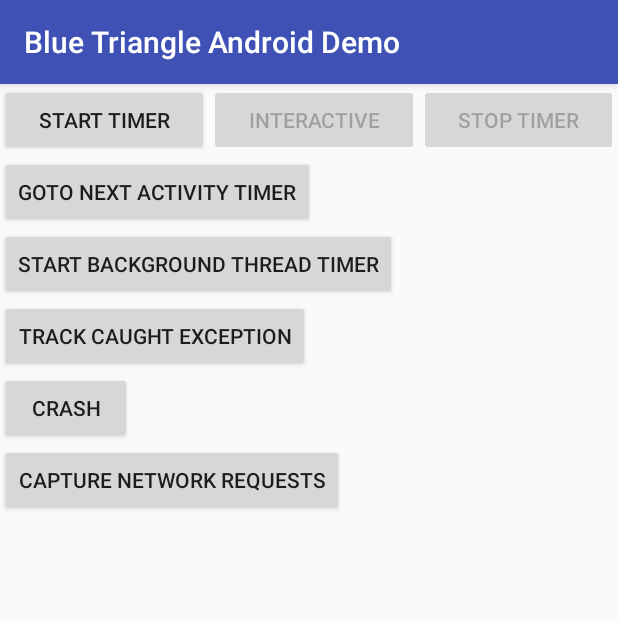
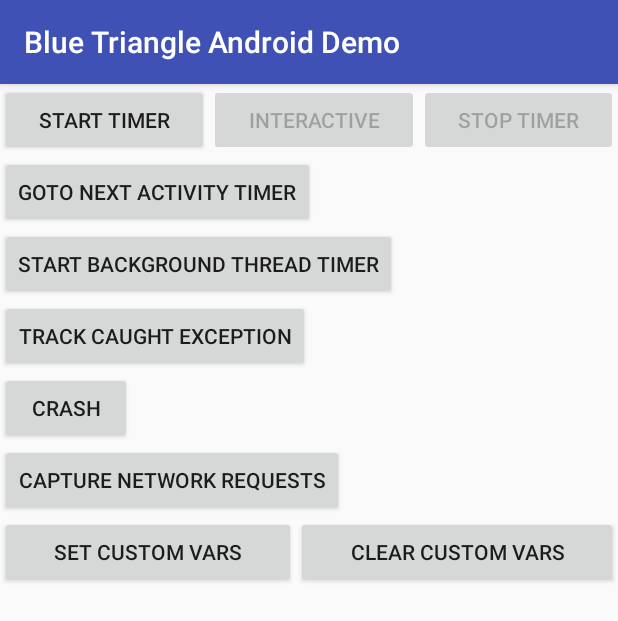
Before and after one commit to blue-triangle-tech/btt-android-sdk, an Android app: the screen it shows after launch (MainActivity), on a phone screen of 412 x 824 dp. Shown: the top 621 px of the screen. Run offline under Robolectric (Android 15) with nearby library versions, the phone set to English and light mode, and no system bars; our stand-ins replace ButterKnife.

Commit message:
add custom var test buttons to test app

```diff
--- a/app/src/main/res/layout/activity_main.xml
+++ b/app/src/main/res/layout/activity_main.xml
@@ -64,4 +64,26 @@
         android:layout_height="wrap_content"
         android:text="Capture Network Requests" />
 
+    <LinearLayout
+        android:layout_width="match_parent"
+        android:layout_height="wrap_content"
+        android:orientation="horizontal"
+        >
+
+        <Button
+            android:id="@+id/button_set_custom_vars"
+            android:layout_width="wrap_content"
+            android:layout_height="wrap_content"
+            android:layout_weight="1"
+            android:text="Set Custom Vars" />
+
+        <Button
+            android:id="@+id/button_clear_custom_vars"
+            android:layout_width="wrap_content"
+            android:layout_height="wrap_content"
+            android:layout_weight="1"
+            android:text="Clear Custom Vars" />
+
+    </LinearLayout>
+
 </LinearLayout>
```
Also changed, not shown: app/src/main/java/com/bluetriangle/android/demo/MainActivity.java (+14 -0 lines).
